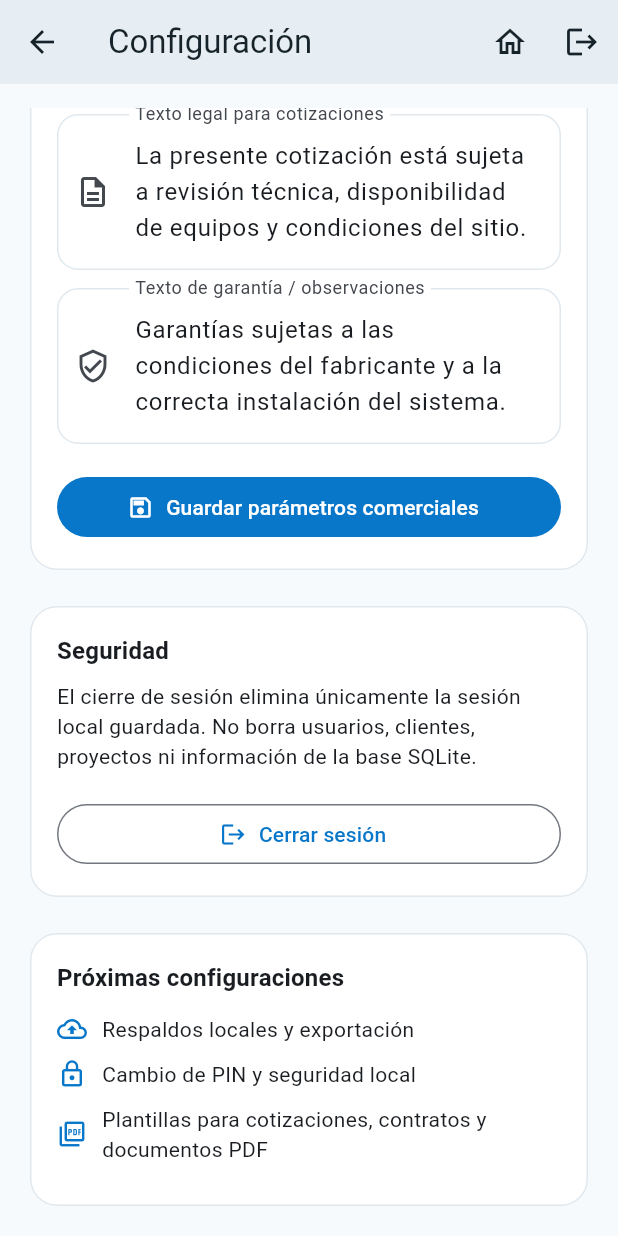
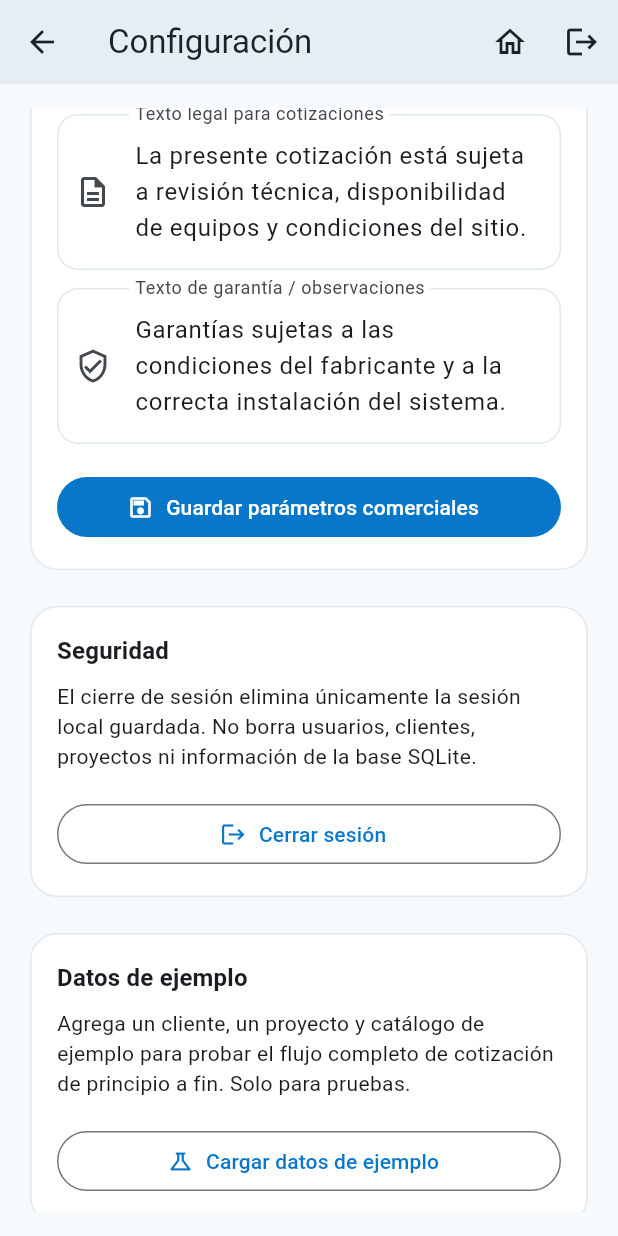
Before and after one commit to RobMacias-dot/MACBEC, a Flutter app: the ConfiguracionScreen screen opened by its route, scrolled down 1152 dp, on a phone screen of 412 x 824 dp. Run offline on Flutter 3.47's test engine with Material 3 defaults, Android fonts, the phone set to English and light mode, and no system bars; our stand-ins replace drift, file_picker, flutter_riverpod, flutter_secure_storage, go_router, image_picker and 3 more; missing offline and left inert: google_mlkit_text_recognition; accounts and stored records are empty; generated files the repository leaves out were written again.

Commit message:
Fase 11: pruebas de reglas criticas, datos semilla y cierre del roadmap
Endurecimiento final:
- Pruebas unitarias nuevas para los 3 motores de calculo que sostienen
  toda la app y que hasta ahora no tenian cobertura directa:
  EnergyAnalysisRules, ElectricalDimensioningRules (fusible/cable/tuberia
  DC, strings por Voc/Isc/MPPT, cable AC y caida de tension) y
  StructureDesignRules (distribucion de modulos, patas, riel, material
  de angulo). Los valores esperados se verificaron a mano contra la
  formula descrita en los documentos funcionales antes de escribir cada
  assert.
- SeedDataService + boton "Cargar datos de ejemplo" en Configuracion:
  agrega cliente con datos fiscales, proyecto, 2 paneles y 2 inversores
  de ejemplo para poder probar el flujo completo (login -> recibo ->
  analisis -> seleccion -> dimensionamiento -> estructura -> cotizacion
  -> PDF -> contrato -> pre-factura -> expediente) sin capturar catalogo
  a mano. Es idempotente por nombre/marca-modelo para no duplicar si se
  corre mas de una vez.
- README actualizado: refleja las fases 1-11 completadas, deja explicitos
  los pendientes reales que quedan fuera de alcance por falta de fuente
  tecnica o de negocio confiable (otros tipos de montaje, mano de obra
  como partida propia, CFDI timbrado real, revision legal del contrato,
  backend para sync_queue).

Verificacion final: flutter analyze limpio, flutter test en verde (40
pruebas), build APK debug exitoso. El emulador Android de este entorno
resulto inestable durante la sesion (crashes intermitentes ya
documentados); no fue posible completar una corrida interactiva manual
de la app en pantalla en esta sesion, por lo que la verificacion de este
cierre se apoya en analisis estatico, pruebas automatizadas y compilacion
real repetida en cada una de las 11 fases.

Co-Authored-By: Claude Sonnet 5 <noreply@anthropic.com>

```diff
--- a/lib/features/configuracion/presentation/screens/configuracion_screen.dart
+++ b/lib/features/configuracion/presentation/screens/configuracion_screen.dart
@@ -7,6 +7,7 @@ import '../../../../shared/widgets/app_scaffold.dart';
 import '../../../auth/application/auth_controller.dart';
 import '../../application/commercial_settings_controller.dart';
 import '../../application/company_settings_controller.dart';
+import '../../data/seed_data_service.dart';
 import '../../domain/entities/commercial_settings.dart';
 import '../../domain/entities/company_profile.dart';
 
@@ -181,6 +182,53 @@ class _ConfiguracionScreenState extends ConsumerState<ConfiguracionScreen> {
     context.go(AppRoutes.login);
   }
 
+  Future<void> _seedSampleData(BuildContext context) async {
+    final shouldSeed = await showDialog<bool>(
+      context: context,
+      builder: (dialogContext) {
+        return AlertDialog(
+          title: const Text('Cargar datos de ejemplo'),
+          content: const Text(
+            'Se agregará un cliente, un proyecto, 2 paneles y 2 inversores '
+            'de ejemplo para poder probar el flujo completo de cotización. '
+            'Solo úsalo en pruebas, no en datos reales de producción.',
+          ),
+          actions: [
+            TextButton(
+              onPressed: () => Navigator.of(dialogContext).pop(false),
+              child: const Text('Cancelar'),
+            ),
+            FilledButton.icon(
+              onPressed: () => Navigator.of(dialogContext).pop(true),
+              icon: const Icon(Icons.science_outlined),
+              label: const Text('Cargar datos'),
+            ),
+          ],
+        );
+      },
+    );
+
+    if (shouldSeed != true) return;
+
+    try {
+      await ref.read(seedDataServiceProvider).seedSampleData();
+
+      if (!context.mounted) return;
+
+      ScaffoldMessenger.of(context).showSnackBar(
+        const SnackBar(
+          content: Text('Datos de ejemplo cargados correctamente.'),
+        ),
+      );
+    } catch (error) {
+      if (!context.mounted) return;
+
+      ScaffoldMessenger.of(context).showSnackBar(
+        SnackBar(content: Text('No se pudieron cargar los datos: $error')),
+      );
+    }
+  }
+
   @override
   void dispose() {
     _companyNameController.dispose();
@@ -268,6 +316,8 @@ class _ConfiguracionScreenState extends ConsumerState<ConfiguracionScreen> {
           _SecurityCard(
             onSignOut: () => _confirmSignOut(context, ref),
           ),
+          const SizedBox(height: 16),
+          _SeedDataCard(onSeed: () => _seedSampleData(context)),
           const SizedBox(height: 16),
           const _PendingSettingsCard(),
         ],
@@ -739,6 +789,48 @@ class _SecurityCard extends StatelessWidget {
   }
 }
 
+class _SeedDataCard extends StatelessWidget {
+  const _SeedDataCard({required this.onSeed});
+
+  final VoidCallback onSeed;
+
+  @override
+  Widget build(BuildContext context) {
+    return Card(
+      child: Padding(
+        padding: const EdgeInsets.all(18),
+        child: Column(
+          crossAxisAlignment: CrossAxisAlignment.start,
+          children: [
+            Text(
+              'Datos de ejemplo',
+              style: Theme.of(context).textTheme.titleMedium?.copyWith(
+                    fontWeight: FontWeight.bold,
+                  ),
+            ),
+            const SizedBox(height: 8),
+            Text(
+              'Agrega un cliente, un proyecto y catálogo de ejemplo para '
+              'probar el flujo completo de cotización de principio a fin. '
+              'Solo para pruebas.',
+              style: Theme.of(context).textTheme.bodyMedium,
+            ),
+            const SizedBox(height: 18),
+            SizedBox(
+              width: double.infinity,
+              child: OutlinedButton.icon(
+                onPressed: onSeed,
+                icon: const Icon(Icons.science_outlined),
+                label: const Text('Cargar datos de ejemplo'),
+              ),
+            ),
+          ],
+        ),
+      ),
+    );
+  }
+}
+
 class _PendingSettingsCard extends StatelessWidget {
   const _PendingSettingsCard();
 
```
Also changed, not shown: lib/features/configuracion/data/seed_data_service.dart (added, +190 -0 lines), 4 other files.
